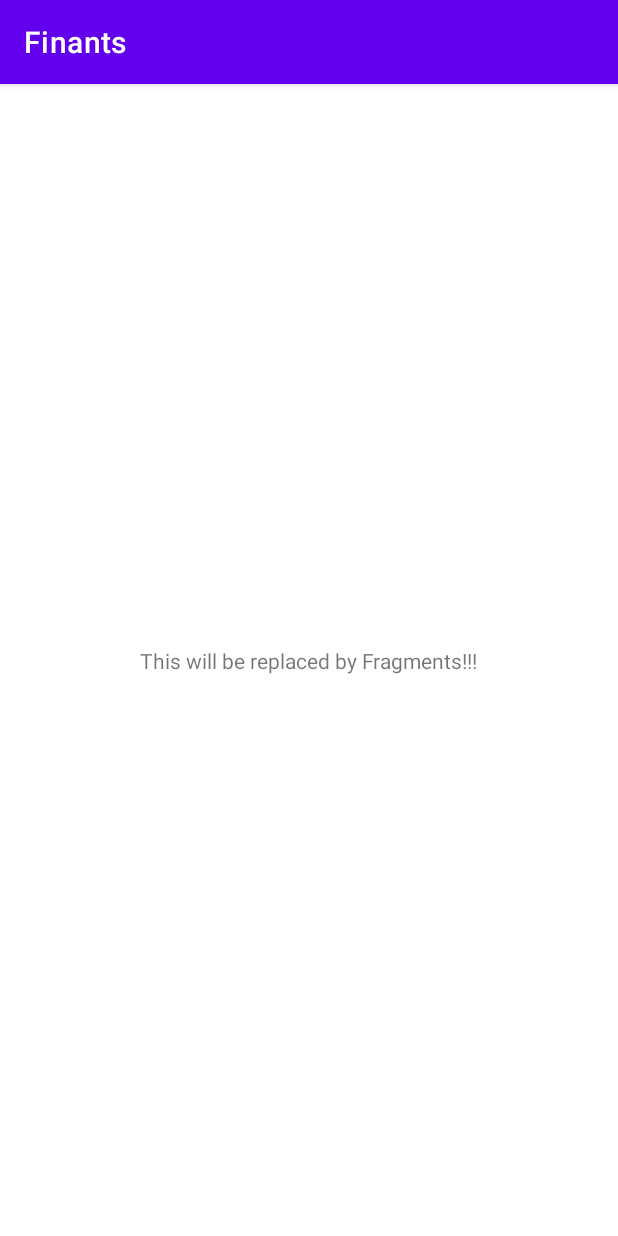
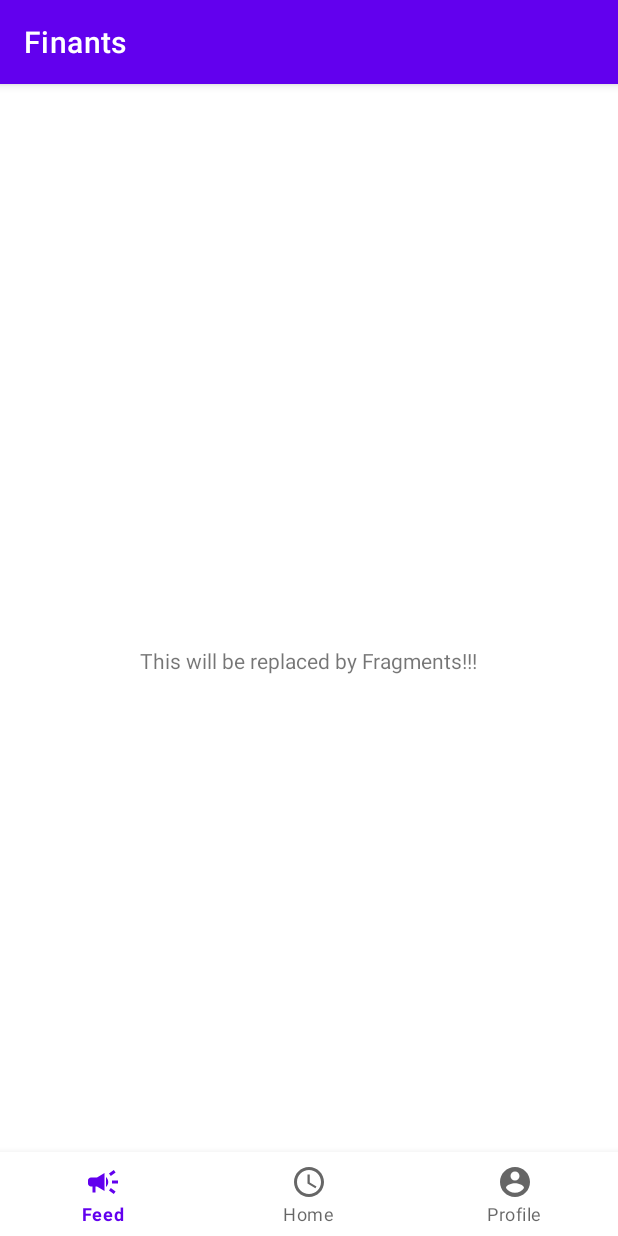
Before and after one commit to CodePath-Android-Final/Finants, an Android app: the MainActivity screen opened directly, with no data from a screen before it, on a phone screen of 412 x 824 dp. Run offline under Robolectric (Android 15) with nearby library versions, the phone set to English and light mode, and no system bars.

Commit message:
Added Bottom navigation bar

```diff
--- /dev/null
+++ b/app/src/main/res/drawable/ic_baseline_access_time_24.xml
@@ -0,0 +1,13 @@
+<vector xmlns:android="http://schemas.android.com/apk/res/android"
+    android:width="24dp"
+    android:height="24dp"
+    android:viewportWidth="24"
+    android:viewportHeight="24"
+    android:tint="?attr/colorControlNormal">
+  <path
+      android:fillColor="@android:color/white"
+      android:pathData="M11.99,2C6.47,2 2,6.48 2,12s4.47,10 9.99,10C17.52,22 22,17.52 22,12S17.52,2 11.99,2zM12,20c-4.42,0 -8,-3.58 -8,-8s3.58,-8 8,-8 8,3.58 8,8 -3.58,8 -8,8z"/>
+  <path
+      android:fillColor="@android:color/white"
+      android:pathData="M12.5,7H11v6l5.25,3.15 0.75,-1.23 -4.5,-2.67z"/>
+</vector>
--- /dev/null
+++ b/app/src/main/res/drawable/ic_baseline_account_circle_24.xml
@@ -0,0 +1,10 @@
+<vector xmlns:android="http://schemas.android.com/apk/res/android"
+    android:width="24dp"
+    android:height="24dp"
+    android:viewportWidth="24"
+    android:viewportHeight="24"
+    android:tint="?attr/colorControlNormal">
+  <path
+      android:fillColor="@android:color/white"
+      android:pathData="M12,2C6.48,2 2,6.48 2,12s4.48,10 10,10 10,-4.48 10,-10S17.52,2 12,2zM12,5c1.66,0 3,1.34 3,3s-1.34,3 -3,3 -3,-1.34 -3,-3 1.34,-3 3,-3zM12,19.2c-2.5,0 -4.71,-1.28 -6,-3.22 0.03,-1.99 4,-3.08 6,-3.08 1.99,0 5.97,1.09 6,3.08 -1.29,1.94 -3.5,3.22 -6,3.22z"/>
+</vector>
--- /dev/null
+++ b/app/src/main/res/drawable/ic_baseline_campaign_24.xml
@@ -0,0 +1,10 @@
+<vector xmlns:android="http://schemas.android.com/apk/res/android"
+    android:width="24dp"
+    android:height="24dp"
+    android:viewportWidth="24"
+    android:viewportHeight="24"
+    android:tint="?attr/colorControlNormal">
+  <path
+      android:fillColor="@android:color/white"
+      android:pathData="M18,11v2h4v-2h-4zM16,17.61c0.96,0.71 2.21,1.65 3.2,2.39 0.4,-0.53 0.8,-1.07 1.2,-1.6 -0.99,-0.74 -2.24,-1.68 -3.2,-2.4 -0.4,0.54 -0.8,1.08 -1.2,1.61zM20.4,5.6c-0.4,-0.53 -0.8,-1.07 -1.2,-1.6 -0.99,0.74 -2.24,1.68 -3.2,2.4 0.4,0.53 0.8,1.07 1.2,1.6 0.96,-0.72 2.21,-1.65 3.2,-2.4zM4,9c-1.1,0 -2,0.9 -2,2v2c0,1.1 0.9,2 2,2h1v4h2v-4h1l5,3L13,6L8,9L4,9zM15.5,12c0,-1.33 -0.58,-2.53 -1.5,-3.35v6.69c0.92,-0.81 1.5,-2.01 1.5,-3.34z"/>
+</vector>
--- a/app/src/main/res/layout/activity_main.xml
+++ b/app/src/main/res/layout/activity_main.xml
@@ -14,5 +14,12 @@
         app:layout_constraintLeft_toLeftOf="parent"
         app:layout_constraintRight_toRightOf="parent"
         app:layout_constraintTop_toTopOf="parent" />
+    <com.google.android.material.bottomnavigation.BottomNavigationView
+        android:id="@+id/bottom_navigation"
+        android:layout_width="match_parent"
+        android:layout_height="wrap_content"
+        android:layout_alignParentBottom="true"
+        app:layout_constraintBottom_toBottomOf="parent"
+        app:menu="@menu/menu_bottom_navigation" />
 
 </androidx.constraintlayout.widget.ConstraintLayout>
--- /dev/null
+++ b/app/src/main/res/menu/menu_bottom_navigation.xml
@@ -0,0 +1,20 @@
+<?xml version="1.0" encoding="utf-8"?>
+<menu xmlns:app="http://schemas.android.com/apk/res-auto"
+    xmlns:android="http://schemas.android.com/apk/res/android">
+
+    <item
+        android:id="@+id/action_feed"
+        android:icon="@drawable/ic_baseline_campaign_24"
+        android:title="Feed"
+        app:showAsAction="always" />
+    <item
+        android:id="@+id/action_home"
+        android:icon="@drawable/ic_baseline_access_time_24"
+        android:title="Home"
+        app:showAsAction="always" />
+    <item
+        android:id="@+id/action_profile"
+        android:icon="@drawable/ic_baseline_account_circle_24"
+        android:title="Profile"
+        app:showAsAction="always" />
+</menu>
```
